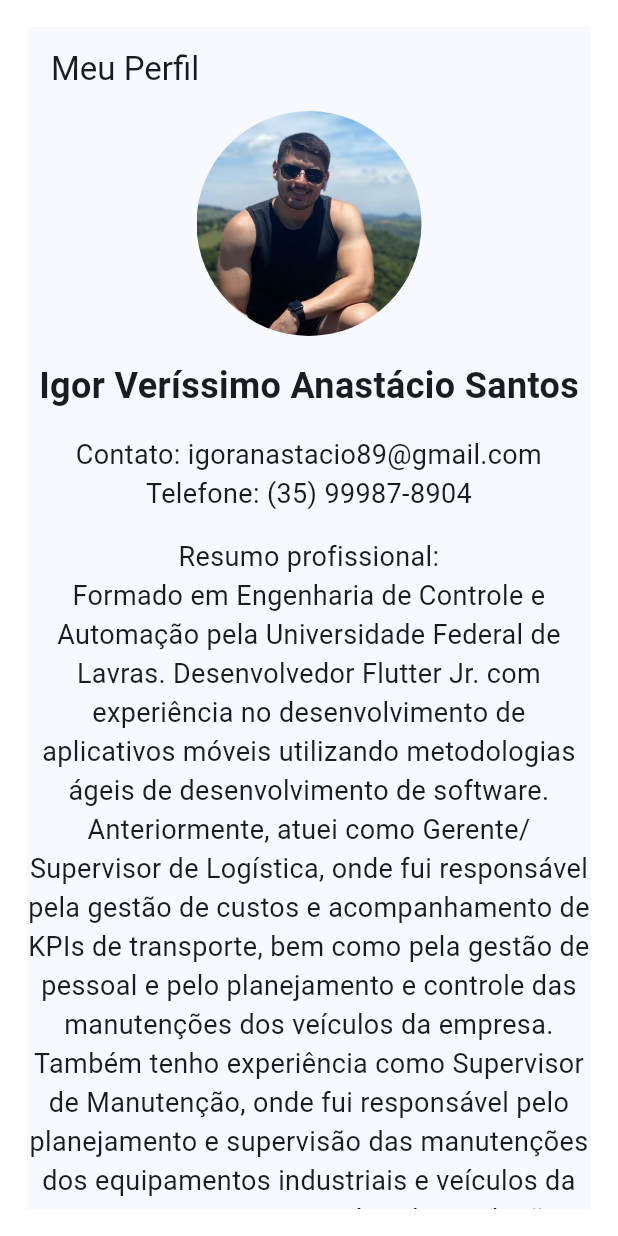
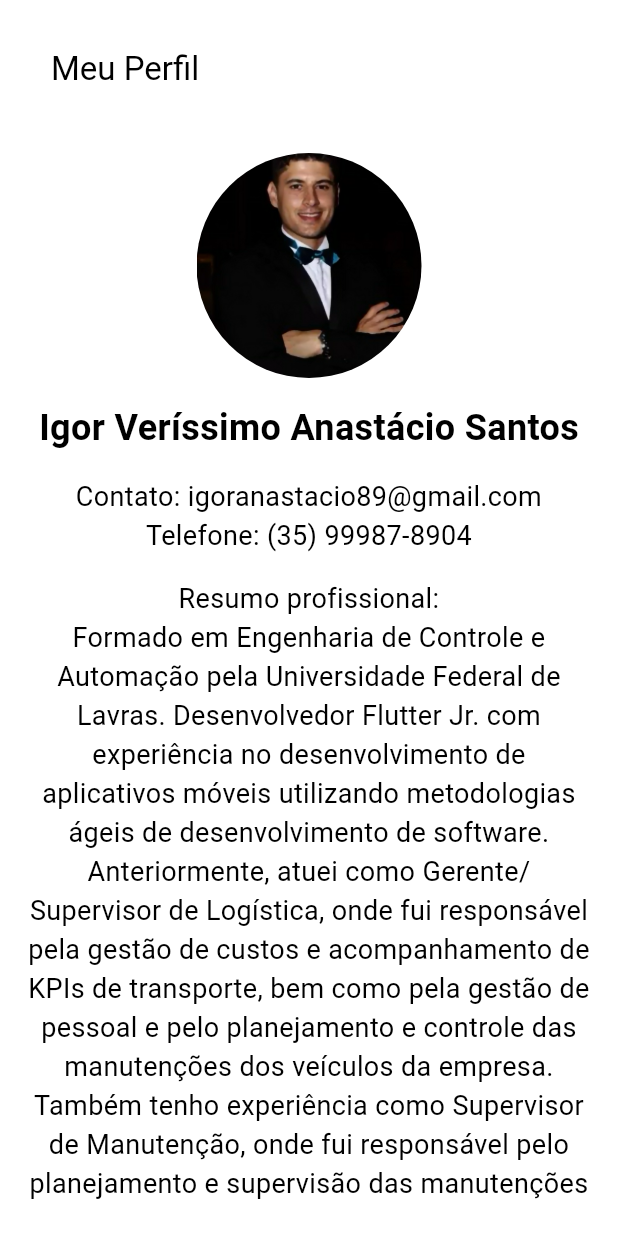
Before and after one commit to igoranastacio89/pagina-de-igor, a Flutter app: the screen it shows after launch, on a phone screen of 412 x 824 dp. Run offline on Flutter 3.47's test engine with Material 2 defaults, Android fonts, the phone set to English and light mode, and no system bars; our stand-ins replace google_fonts.

Commit message:
Atualizações

```diff
--- a/lib/home/home_page.dart
+++ b/lib/home/home_page.dart
@@ -682,6 +682,8 @@ class MyProfilePage extends StatelessWidget {
         ),
         body: SingleChildScrollView(
           physics: AlwaysScrollableScrollPhysics(),
+          child: Padding(
+            padding: const EdgeInsets.only(top: 28.0),
             child: Container(
               height: (MediaQuery.of(context).size.width > 600)
                   ? MediaQuery.of(context).size.height + 500
@@ -694,6 +696,7 @@ class MyProfilePage extends StatelessWidget {
                     return _buildNarrowLayout();
                   }
                 },
+              ),
             ),
           ),
         ),
@@ -716,7 +719,7 @@ class MyProfilePage extends StatelessWidget {
                 decoration: const BoxDecoration(
                   shape: BoxShape.circle,
                   image: DecorationImage(
-                    image: AssetImage('assets/images/igor.jpeg'),
+                    image: AssetImage('assets/images/igor_formal.png'),
                     fit: BoxFit.cover,
                   ),
                 ),
@@ -1058,7 +1061,7 @@ class MyProfilePage extends StatelessWidget {
           decoration: const BoxDecoration(
             shape: BoxShape.circle,
             image: DecorationImage(
-              image: AssetImage('assets/images/igor.jpeg'),
+              image: AssetImage('assets/images/igor_formal.png'),
               fit: BoxFit.cover,
             ),
           ),
--- a/lib/main.dart
+++ b/lib/main.dart
@@ -13,8 +13,9 @@ class MyApp extends StatelessWidget {
   Widget build(BuildContext context) {
     return MaterialApp(
       title: 'Igor Santos',
+      //theme: ThemeData.light(),
       theme: ThemeData(
-        colorScheme: ColorScheme.fromSeed(seedColor: Colors.blue),
+        colorScheme: ColorScheme.light(),
         useMaterial3: true,
         textTheme: TextTheme(
           displayLarge: GoogleFonts.roboto(
```
Also changed, not shown: assets/images/igor_formal.png (added), 1 other file. Lines whose indentation alone changed are shown as unchanged.
